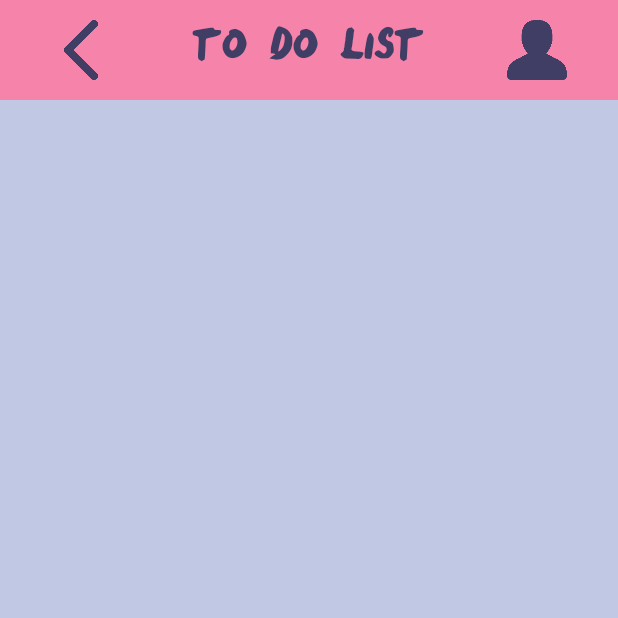
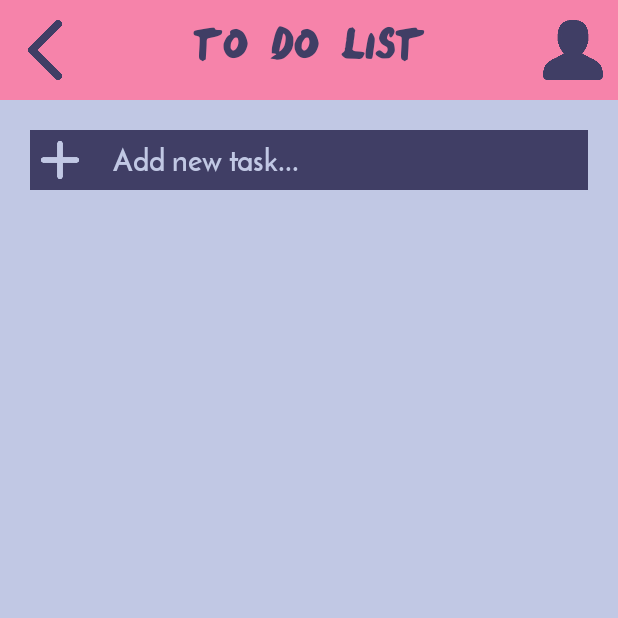
Before and after one commit to realicejoanne/monica-dev, an Android app: the ToDoList_Activity screen opened directly, with no data from a screen before it, on a phone screen of 412 x 824 dp, the top half of it. Run offline under Robolectric (Android 15) with nearby library versions, the phone set to English and light mode, and no system bars.

Commit message:
ini baru bikin tombol addnya

```diff
--- a/Monica/app/src/main/java/unpad/rockbottom/monica/ToDoList_Activity.java
+++ b/Monica/app/src/main/java/unpad/rockbottom/monica/ToDoList_Activity.java
@@ -2,12 +2,52 @@ package unpad.rockbottom.monica;
 
 import android.support.v7.app.AppCompatActivity;
 import android.os.Bundle;
+import android.view.View;
+import android.widget.ArrayAdapter;
+import android.widget.Button;
+import android.widget.EditText;
+import android.widget.ImageButton;
+import android.widget.ListView;
+import android.widget.Toast;
+
+import java.util.ArrayList;
+import java.util.List;
 
 public class ToDoList_Activity extends AppCompatActivity {
+
+    private EditText addTask;
+    private ImageButton addTaskButton;
+    private ListView toDoList;
+
+    private List<List_Class> taskList;
+    private ArrayList<String> tasks;
+    private ArrayAdapter<String> adapter;
 
     @Override
     protected void onCreate(Bundle savedInstanceState) {
         super.onCreate(savedInstanceState);
         setContentView(R.layout.activity_to_do_list_);
+
+        addTask = findViewById(R.id.addTask);
+        addTaskButton = findViewById(R.id.addTaskButton);
+        toDoList = findViewById(R.id.toDoList);
+
+        toDoList = (ListView) findViewById(R.id.toDoList);
+        taskList = new ArrayList<>();
     }
+
+    @Override
+    protected void onStart() {
+        super.onStart();
+
+    }
+
+    public void addNewTask(View v){
+        String taskEntered = addTask.getText().toString();
+        adapter.add(taskEntered);
+        addTask.setText("");
+
+        Toast.makeText(this, "Task Added", Toast.LENGTH_SHORT).show();
+    }
+
 }
--- a/Monica/app/src/main/res/layout/activity_to_do_list_.xml
+++ b/Monica/app/src/main/res/layout/activity_to_do_list_.xml
@@ -1,14 +1,16 @@
 <?xml version="1.0" encoding="utf-8"?>
-<RelativeLayout
+<LinearLayout
     xmlns:android="http://schemas.android.com/apk/res/android"
     xmlns:app="http://schemas.android.com/apk/res-auto"
     xmlns:tools="http://schemas.android.com/tools"
     android:layout_width="match_parent"
     android:layout_height="match_parent"
+    android:orientation="vertical"
     android:background="@color/gray"
     tools:context=".ToDoList_Activity">
 
     <LinearLayout
+        android:id="@+id/appBar"
         android:layout_width="match_parent"
         android:layout_height="100px"
         android:orientation="horizontal"
@@ -20,14 +22,13 @@
         <ImageButton
             android:layout_width="100px"
             android:layout_height="match_parent"
-            android:padding="20px"
             android:src="@drawable/back"
             android:background="@color/clear"
             android:scaleType="centerInside"
             android:layout_weight="1"/>
         <TextView
             android:id="@+id/committee"
-            android:layout_width="wrap_content"
+            android:layout_width="match_parent"
             android:layout_height="match_parent"
             android:textColor="@color/purple"
             android:fontFamily="@font/onedirection"
@@ -39,10 +40,54 @@
         <ImageButton
             android:layout_width="100px"
             android:layout_height="match_parent"
-            android:padding="20px"
             android:src="@drawable/profile"
             android:background="@color/clear"
             android:scaleType="centerInside"
-            android:layout_weight="1"/>
+            android:layout_weight="1" />
     </LinearLayout>
-</RelativeLayout>
+
+    <LinearLayout
+        android:id="@+id/addNewTask"
+        android:layout_width="match_parent"
+        android:layout_height="wrap_content"
+        android:orientation="vertical">
+
+        <LinearLayout
+            android:layout_width="match_parent"
+            android:layout_height="wrap_content"
+            android:orientation="horizontal"
+            android:padding="20dp">
+
+            <ImageButton
+                android:id="@+id/addTaskButton"
+                android:layout_width="40dp"
+                android:layout_height="40dp"
+                android:src="@drawable/add"
+                android:padding="7dp"
+                android:background="@color/purple"
+                android:scaleType="centerInside"
+                android:onClick="addNewTask"/>
+            <EditText
+                android:id="@+id/addTask"
+                android:layout_width="match_parent"
+                android:layout_height="40dp"
+                android:textColor="@color/purple"
+                android:fontFamily="@font/josefinsans_bold"
+                android:paddingLeft="15dp"
+                android:paddingRight="15dp"
+                android:hint="Add new task..."
+                android:textSize="20sp"
+                android:textColorHint="@color/gray"
+                android:background="@color/purple"/>
+        </LinearLayout>
+
+        <ListView
+            android:id="@+id/toDoList"
+            android:layout_width="match_parent"
+            android:layout_height="wrap_content">
+
+        </ListView>
+
+    </LinearLayout>
+
+</LinearLayout>
```
Also changed, not shown: Monica/app/src/main/java/unpad/rockbottom/monica/List_Adapter.java (added, +48 -0 lines), Monica/app/src/main/java/unpad/rockbottom/monica/List_Class.java (added, +25 -0 lines), Monica/app/src/main/res/drawable/edit_list_outer.xml (added, +15 -0 lines), Monica/app/src/main/res/layout/list_layout.xml (added, +41 -0 lines).
